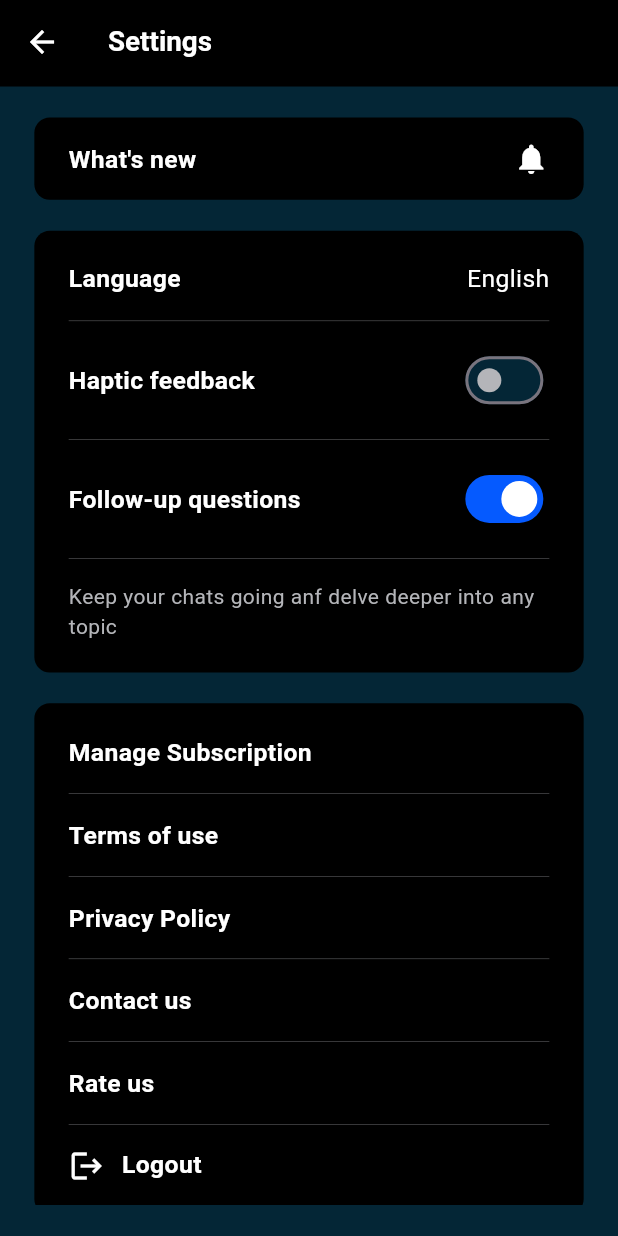
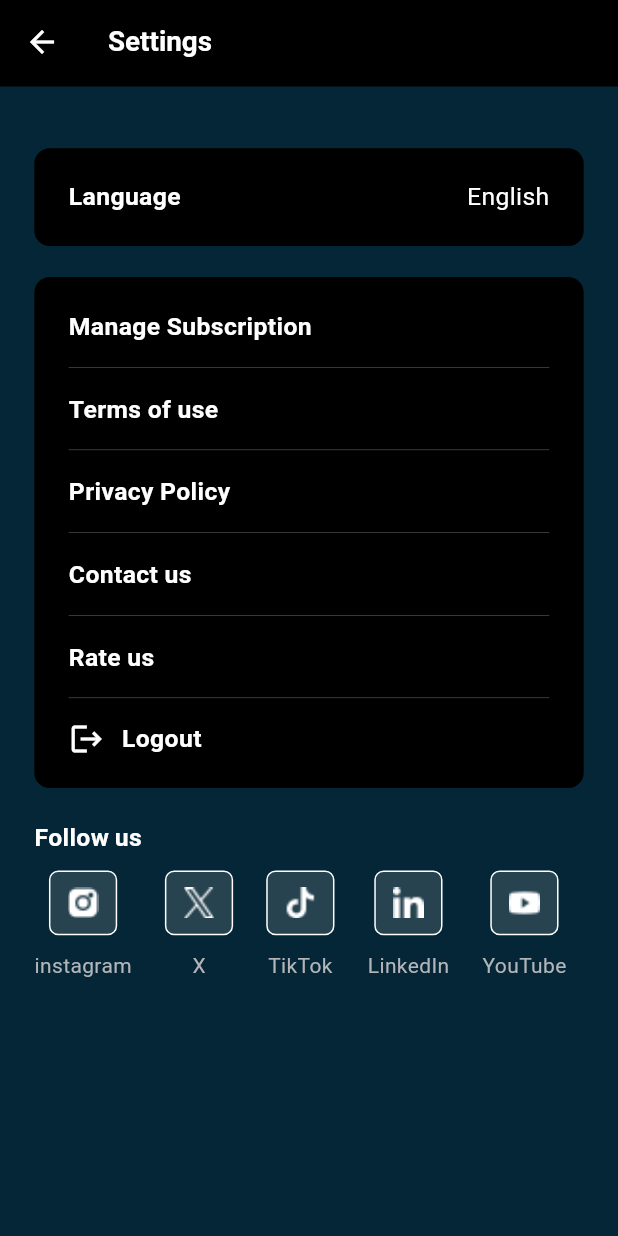
Before and after one commit to RafidKhan/chat_ai_project, a Flutter app: the SettingsScreen screen opened directly, on a phone screen of 412 x 824 dp. Run offline on Flutter 3.47's test engine with Material 3 defaults, Android fonts, the light colour scheme and no system bars; our stand-ins replace cached_network_image, connectivity_plus, dio, flutter_riverpod, flutter_screenutil, flutter_spinkit and 9 more; missing offline and left inert: marqueer; accounts and stored records are empty; generated files the repository leaves out were written again; Roboto replaces fonts that are missing (Arboria).

Commit message:
update setting page

```diff
--- a/lib/modules/settings/views/components/settings_part_2.dart
+++ b/lib/modules/settings/views/components/settings_part_2.dart
@@ -44,45 +44,45 @@ class SettingsPart2 extends StatelessWidget {
               ],
             ),
           ),
-          const GlobalDivider(),
-          Row(
-            children: [
-              Expanded(
-                child: GlobalText(
-                  str: context.loc.haptic_feedback,
-                  color: KColor.white.color,
-                  fontSize: 16,
-                  fontWeight: FontWeight.w600,
-                ),
-              ),
-              GlobalSwitch(
-                value: false,
-                onToggle: (value) {},
-              ),
-            ],
-          ),
-          const GlobalDivider(),
-          Row(
-            children: [
-              Expanded(
-                child: GlobalText(
-                  str: context.loc.follow_up_questions,
-                  color: KColor.white.color,
-                  fontSize: 16,
-                  fontWeight: FontWeight.w600,
-                ),
-              ),
-              GlobalSwitch(
-                value: true,
-                onToggle: (value) {},
-              ),
-            ],
-          ),
-          const GlobalDivider(),
-          GlobalText(
-            str: context.loc.keep_your_chat_going,
-            color: KColor.greyText.color,
-          ),
+          // const GlobalDivider(),
+          // Row(
+          //   children: [
+          //     Expanded(
+          //       child: GlobalText(
+          //         str: context.loc.haptic_feedback,
+          //         color: KColor.white.color,
+          //         fontSize: 16,
+          //         fontWeight: FontWeight.w600,
+          //       ),
+          //     ),
+          //     GlobalSwitch(
+          //       value: false,
+          //       onToggle: (value) {},
+          //     ),
+          //   ],
+          // ),
+          // const GlobalDivider(),
+          // Row(
+          //   children: [
+          //     Expanded(
+          //       child: GlobalText(
+          //         str: context.loc.follow_up_questions,
+          //         color: KColor.white.color,
+          //         fontSize: 16,
+          //         fontWeight: FontWeight.w600,
+          //       ),
+          //     ),
+          //     GlobalSwitch(
+          //       value: true,
+          //       onToggle: (value) {},
+          //     ),
+          //   ],
+          // ),
+          // const GlobalDivider(),
+          // GlobalText(
+          //   str: context.loc.keep_your_chat_going,
+          //   color: KColor.greyText.color,
+          // ),
         ],
       ),
     );
--- a/lib/modules/settings/views/components/settings_social_media.dart
+++ b/lib/modules/settings/views/components/settings_social_media.dart
@@ -6,6 +6,7 @@ import 'package:chat_on/utils/styles/k_assets.dart';
 import 'package:chat_on/utils/styles/k_colors.dart';
 import 'package:flutter/material.dart';
 import 'package:flutter_screenutil/flutter_screenutil.dart';
+import 'package:url_launcher/url_launcher.dart';
 
 class SettingSocialMedia extends StatelessWidget {
   const SettingSocialMedia({super.key});
@@ -15,27 +16,27 @@ class SettingSocialMedia extends StatelessWidget {
     final List<SettingsSocialMediaModel> items = [
       SettingsSocialMediaModel(
         title: context.loc.instagram,
-        url: "",
+        url: "https://www.instagram.com/",
         icon: KAssetName.instagramWhitePng.imagePath,
       ),
       SettingsSocialMediaModel(
         title: context.loc.x,
-        url: "",
+        url: "https://x.com/",
         icon: KAssetName.twitterWhitePng.imagePath,
       ),
       SettingsSocialMediaModel(
         title: context.loc.tiktok,
-        url: "",
+        url: "https://www.tiktok.com/explore",
         icon: KAssetName.tiktokWhitePng.imagePath,
       ),
       SettingsSocialMediaModel(
         title: context.loc.linkedin,
-        url: "",
+        url: "https://www.linkedin.com/",
         icon: KAssetName.linkedinWhitePng.imagePath,
       ),
       SettingsSocialMediaModel(
         title: context.loc.youtube,
-        url: "",
+        url: "https://www.youtube.com/",
         icon: KAssetName.youtubeWhitePng.imagePath,
       ),
     ];
@@ -46,7 +47,11 @@ class SettingSocialMedia extends StatelessWidget {
         mainAxisAlignment: MainAxisAlignment.spaceBetween,
         children: items.map((e) {
           return InkWell(
-            onTap: () {},
+            onTap: () async{
+              if (!await launchUrl(Uri.parse(e.url))) {
+              throw Exception('Could not launch');
+              }
+            },
             child: Container(
               margin: EdgeInsets.only(right: 10.w),
               child: Column(
--- a/lib/modules/settings/views/settings_screen.dart
+++ b/lib/modules/settings/views/settings_screen.dart
@@ -4,7 +4,6 @@ import 'package:chat_on/utils/extension.dart';
 import 'package:chat_on/utils/styles/k_colors.dart';
 import 'package:flutter/material.dart';
 import 'package:flutter_screenutil/flutter_screenutil.dart';
-
 import '/global/widget/global_appbar.dart';
 import '/global/widget/global_text.dart';
 import 'components/settings_part_3.dart';
@@ -29,7 +28,7 @@ class SettingsScreen extends StatelessWidget {
           child: Column(
             crossAxisAlignment: CrossAxisAlignment.start,
             children: [
-              const WhatIsNew(),
+              //const WhatIsNew(),
               SizedBox(
                 height: 20.h,
               ),
@@ -37,7 +36,7 @@ class SettingsScreen extends StatelessWidget {
               SizedBox(
                 height: 20.h,
               ),
-              const SettingsPart3(),
+             const SettingsPart3(),
               SizedBox(
                 height: 20.h,
               ),
@@ -50,7 +49,7 @@ class SettingsScreen extends StatelessWidget {
               SizedBox(
                 height: 10.h,
               ),
-              const SettingSocialMedia(),
+             const SettingSocialMedia(),
             ],
           ),
         ),
--- a/pubspec.yaml
+++ b/pubspec.yaml
@@ -54,6 +54,7 @@ dependencies:
   cached_network_image: ^3.4.0
   intl: ^0.18.1
   pretty_dio_logger: ^1.4.0
+  url_launcher: ^6.3.0
 
 dev_dependencies:
   flutter_test:
```
Also changed, not shown: lib/modules/settings/views/components/settings_part_3.dart (+28 -5 lines), lib/utils/launch_url.dart (added, +9 -0 lines), pubspec.lock.
